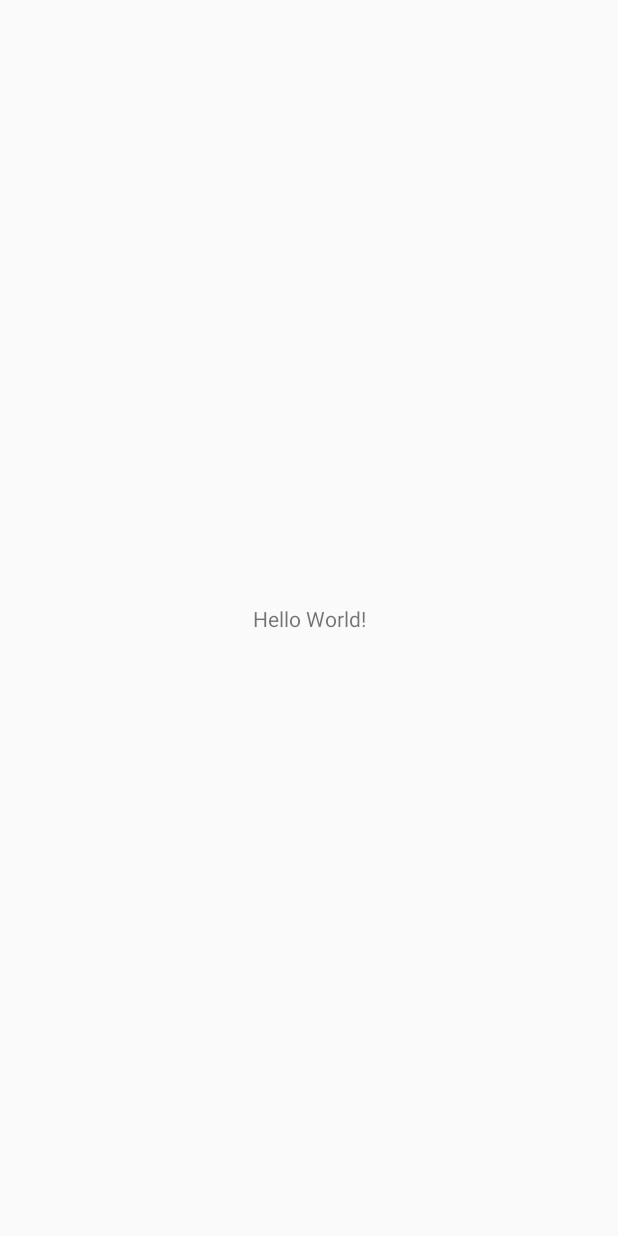
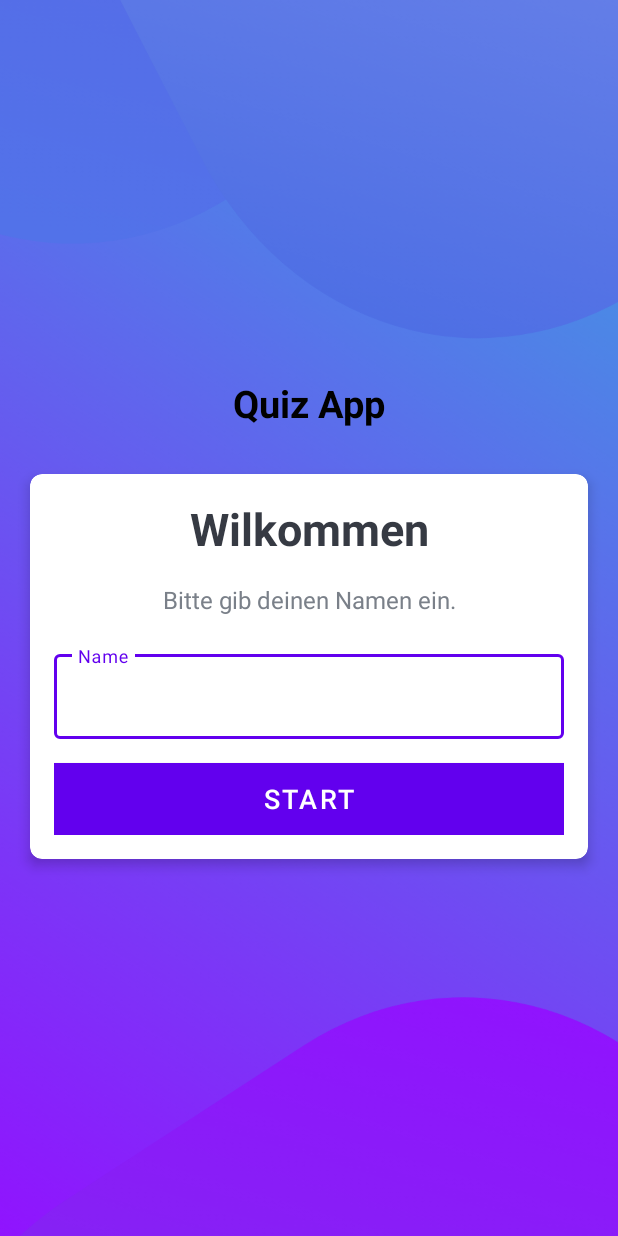
Before and after one commit to LudwigWiedemann/UdemyAndroidKurs, an Android app: the screen it shows after launch (MainActivity), on a phone screen of 412 x 824 dp. Before the commit the screen is almost empty. Run offline under Robolectric (Android 15) with nearby library versions, the phone set to English and light mode, and no system bars; 1 statement that could not run was skipped.

Commit message:
QuizFragenActivity

```diff
--- a/QuizApp/app/build.gradle
+++ b/QuizApp/app/build.gradle
@@ -1,6 +1,7 @@
 plugins {
     id 'com.android.application'
     id 'kotlin-android'
+    id 'kotlin-android-extensions'
 }
 
 android {
--- a/QuizApp/app/src/main/AndroidManifest.xml
+++ b/QuizApp/app/src/main/AndroidManifest.xml
@@ -9,12 +9,12 @@
         android:roundIcon="@mipmap/ic_launcher_round"
         android:supportsRtl="true"
         android:theme="@style/Theme.QuizApp">
+        <activity android:name=".QuizQuestionsActivity"></activity>
         <activity
+            android:name=".MainActivity"
             android:screenOrientation="portrait"
-            android:name=".MainActivity"
             android:theme="@style/NoActionBarTheme"
-            android:windowSoftInputMode="adjustResize"
-            >
+            android:windowSoftInputMode="adjustResize">
             <intent-filter>
                 <action android:name="android.intent.action.MAIN" />
 
--- a/QuizApp/app/src/main/java/com/ludwigbmw/quizapp/MainActivity.kt
+++ b/QuizApp/app/src/main/java/com/ludwigbmw/quizapp/MainActivity.kt
@@ -2,10 +2,23 @@ package com.ludwigbmw.quizapp
 
 import androidx.appcompat.app.AppCompatActivity
 import android.os.Bundle
+import android.view.View
+import kotlinx.android.synthetic.main.activity_main.*
+
 
 class MainActivity : AppCompatActivity() {
     override fun onCreate(savedInstanceState: Bundle?) {
         super.onCreate(savedInstanceState)
         setContentView(R.layout.activity_main)
+
+        hideStatusBar()
+
+        btnStart.setOnClickListener {
+            if ()
+        }
+    }
+
+    fun hideStatusBar() {
+        window.decorView.systemUiVisibility = View.SYSTEM_UI_FLAG_FULLSCREEN
     }
 }
--- /dev/null
+++ b/QuizApp/app/src/main/java/com/ludwigbmw/quizapp/QuizQuestionsActivity.kt
@@ -0,0 +1,11 @@
+package com.ludwigbmw.quizapp
+
+import androidx.appcompat.app.AppCompatActivity
+import android.os.Bundle
+
+class QuizQuestionsActivity : AppCompatActivity() {
+    override fun onCreate(savedInstanceState: Bundle?) {
+        super.onCreate(savedInstanceState)
+        setContentView(R.layout.activity_quiz_questions)
+    }
+}
--- a/QuizApp/app/src/main/res/layout/activity_main.xml
+++ b/QuizApp/app/src/main/res/layout/activity_main.xml
@@ -1,18 +1,88 @@
 <?xml version="1.0" encoding="utf-8"?>
-<androidx.constraintlayout.widget.ConstraintLayout xmlns:android="http://schemas.android.com/apk/res/android"
+<LinearLayout xmlns:android="http://schemas.android.com/apk/res/android"
     xmlns:app="http://schemas.android.com/apk/res-auto"
     xmlns:tools="http://schemas.android.com/tools"
     android:layout_width="match_parent"
     android:layout_height="match_parent"
-    tools:context=".MainActivity">
+    tools:context=".MainActivity"
+    android:gravity="center"
+    android:orientation="vertical"
+    android:background="@drawable/ic_bg"
+    >
 
     <TextView
-        android:layout_width="wrap_content"
+        android:layout_width="match_parent"
         android:layout_height="wrap_content"
-        android:text="Hello World!"
-        app:layout_constraintBottom_toBottomOf="parent"
-        app:layout_constraintLeft_toLeftOf="parent"
-        app:layout_constraintRight_toRightOf="parent"
-        app:layout_constraintTop_toTopOf="parent" />
+        android:text="@string/app_name"
+        android:gravity="center"
+        android:layout_marginBottom="30dp"
+        android:textSize="25sp"
+        android:textStyle="bold"
+        android:textColor="@color/black"
+    />
+    <androidx.cardview.widget.CardView
+        android:layout_width="match_parent"
+        android:layout_height="wrap_content"
+        android:layout_marginStart="20dp"
+        android:layout_marginEnd="20dp"
+        android:background="@color/white"
+        app:cardCornerRadius="8dp"
+        app:cardElevation="5dp"
+        >
 
-</androidx.constraintlayout.widget.ConstraintLayout>
+        <LinearLayout
+            android:layout_width="match_parent"
+            android:layout_height="wrap_content"
+            android:orientation="vertical"
+            android:gravity="center"
+            android:padding="16dp">
+
+            <TextView
+                android:layout_width="match_parent"
+                android:layout_height="wrap_content"
+                android:gravity="center"
+                android:text="Wilkommen"
+                android:textColor="#363A43"
+                android:textSize="30sp"
+                android:textStyle="bold"/>
+
+            <TextView
+                android:layout_width="match_parent"
+                android:layout_height="wrap_content"
+                android:layout_marginTop="16dp"
+                android:gravity="center"
+                android:text="Bitte gib deinen Namen ein."
+                android:textColor="#7A8089"
+                android:textSize="16sp"
+                />
+
+            <com.google.android.material.textfield.TextInputLayout
+                android:layout_width="match_parent"
+                android:layout_height="wrap_content"
+                android:layout_marginTop="20dp"
+                style="@style/Widget.MaterialComponents.TextInputLayout.OutlinedBox">
+                <androidx.appcompat.widget.AppCompatEditText
+                    android:layout_width="match_parent"
+                    android:layout_height="wrap_content"
+                    android:hint="Name"
+                    android:textColor="#363A43"/>
+
+            </com.google.android.material.textfield.TextInputLayout>
+
+            <Button
+                android:id="@+id/btnStart"
+                android:layout_width="match_parent"
+                android:layout_height="wrap_content"
+                android:layout_marginTop="16dp"
+                android:background="@color/purple_500"
+                android:text="Start"
+                android:textColor="@color/white"
+                android:textSize="18sp"/>
+
+        </LinearLayout>
+
+    </androidx.cardview.widget.CardView>
+
+
+
+</LinearLayout>
--- /dev/null
+++ b/QuizApp/app/src/main/res/layout/activity_quiz_questions.xml
@@ -0,0 +1,9 @@
+<?xml version="1.0" encoding="utf-8"?>
+<androidx.constraintlayout.widget.ConstraintLayout xmlns:android="http://schemas.android.com/apk/res/android"
+    xmlns:app="http://schemas.android.com/apk/res-auto"
+    xmlns:tools="http://schemas.android.com/tools"
+    android:layout_width="match_parent"
+    android:layout_height="match_parent"
+    tools:context=".QuizQuestionsActivity">
+
+</androidx.constraintlayout.widget.ConstraintLayout>
--- a/QuizApp/app/src/main/res/values/themes.xml
+++ b/QuizApp/app/src/main/res/values/themes.xml
@@ -14,7 +14,7 @@
         <!-- Customize your theme here. -->
     </style>
 
-    <style name="NoActionBarTheme" parent="Theme.AppCompat.Light.NoActionBar">
+    <style name="NoActionBarTheme" parent="Theme.MaterialComponents.Light.NoActionBar">
         <item name="colorPrimary">@color/purple_500</item>
         <item name="colorPrimaryVariant">@color/purple_700</item>
         <item name="colorOnPrimary">@color/white</item>
```
Also changed, not shown: QuizApp/app/src/main/res/drawable/ic_bg.png (added).
